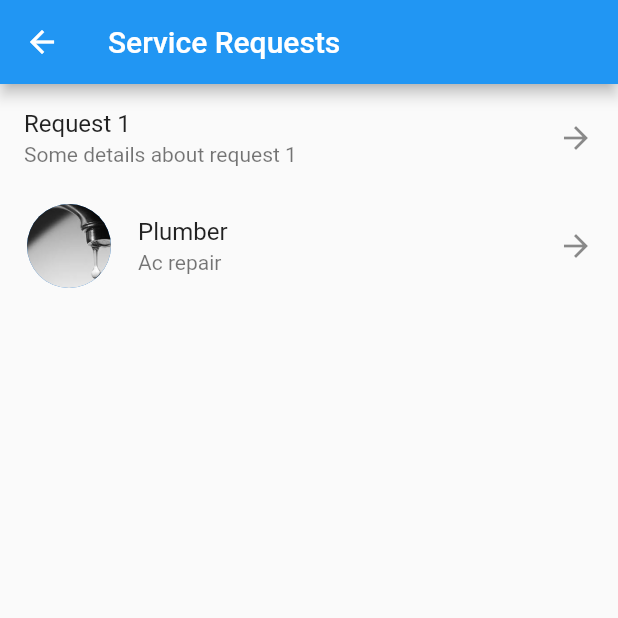
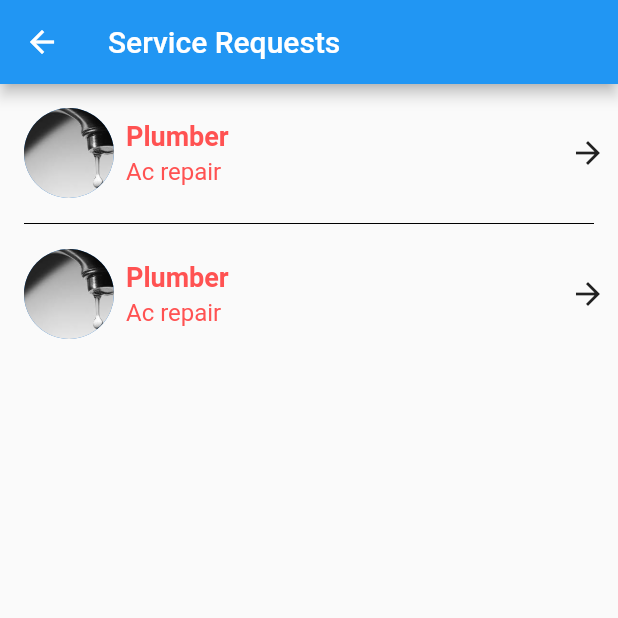
Before and after one commit to Ankit-Dhattarwal/Homzy_provider, a Flutter app: the screen it shows after launch, item 2 of the bottom bar chosen, on a phone screen of 412 x 824 dp, the top half of it. Run offline on Flutter 3.47's test engine with Material 2 defaults, Android fonts, the light colour scheme and no system bars.

Commit message:
provider first

```diff
--- a/lib/notification /pending_imag_request.dart
+++ b/lib/notification /pending_imag_request.dart
@@ -8,7 +8,8 @@ class pendingReqImg extends StatelessWidget {
       appBar: AppBar(
         title: Text('Scrollable Screen'),
       ),
-      body: ListView(
+      body: Container(
+        child:  ListView(
           children: [
             Column(
               children: [
@@ -233,6 +234,7 @@ class pendingReqImg extends StatelessWidget {
             ),
           ],
         ),
+      ),
       persistentFooterButtons: [
         Padding(
           padding: EdgeInsets.symmetric(horizontal: 30),
--- a/lib/notification /request_screen.dart
+++ b/lib/notification /request_screen.dart
@@ -9,20 +9,68 @@ class ServiceRequestScreen extends StatelessWidget {
       appBar: AppBar(
         title: Text('Service Requests'),
       ),
-      body: ListView(
+      body: Container(
+        child: Column(
           children: [
             GestureDetector(
               onTap: () {
                 Navigator.push(
                   context,
-                MaterialPageRoute(builder: (context) => RequestScreen()),
+                  MaterialPageRoute(builder: (context) => pendingReqImg()),
                 );
+                // Navigate to detail screen for request 2
               },
-            child: ListTile(
-              title: Text('Request 1'),
-              subtitle: Text('Some details about request 1'),
-              trailing: Icon(Icons.arrow_forward),
+              child: Container(
+                margin: EdgeInsets.all(8.0),
+                // decoration: BoxDecoration(
+                //   border: Border.all(
+                //     color: Colors.grey,
+                //     width: 1.0,
+                //   ),
+                //   borderRadius: BorderRadius.circular(8),
+                // ),
+                child: Row(
+                  children: [
+                    Padding(
+                      padding: const EdgeInsets.all(8),
+                      child: CircleAvatar(
+                        radius: 30,
+                        backgroundImage: AssetImage('assets/images.jpeg'),
                       ),
+                    ),
+                    Expanded(
+                      child: Column(
+                        crossAxisAlignment: CrossAxisAlignment.start,
+                        children: [
+                          Text(
+                            'Plumber',
+                            style: TextStyle(
+                              color: Colors.redAccent,
+                              fontWeight: FontWeight.bold,
+                              fontSize: 18.0,
+                            ),
+                          ),
+                          SizedBox(height: 4.0),
+                          Text(
+                            'Ac repair',
+                            style: TextStyle(
+                              color: Colors.redAccent,
+                              fontSize: 16.0,
+                            ),
+                          ),
+                        ],
+                      ),
+                    ),
+                    Icon(Icons.arrow_forward),
+                  ],
+                ),
+              ),
+            ),
+            Divider(
+              height: 2,
+              color: Colors.black,
+              indent: 16.0,
+              endIndent: 16.0,
             ),
             GestureDetector(
               onTap: () {
@@ -32,18 +80,55 @@ class ServiceRequestScreen extends StatelessWidget {
                 );
                 // Navigate to detail screen for request 2
               },
-            child: ListTile(
-              leading: CircleAvatar(
+              child: Container(
+                margin: EdgeInsets.all(8.0),
+                // decoration: BoxDecoration(
+                //   border: Border.all(
+                //     color: Colors.grey,
+                //     width: 1.0,
+                //   ),
+                //   borderRadius: BorderRadius.circular(8),
+                // ),
+                child: Row(
+                  children: [
+                    Padding(
+                      padding: const EdgeInsets.all(8),
+                      child: CircleAvatar(
                         radius: 30,
                         backgroundImage: AssetImage('assets/images.jpeg'),
                       ),
-              title: Text('Plumber'),
-              subtitle: Text('Ac repair'),
-              trailing: Icon(Icons.arrow_forward),
+                    ),
+                    Expanded(
+                      child: Column(
+                        crossAxisAlignment: CrossAxisAlignment.start,
+                        children: [
+                          Text(
+                            'Plumber',
+                            style: TextStyle(
+                              color: Colors.redAccent,
+                              fontWeight: FontWeight.bold,
+                              fontSize: 18.0,
                             ),
                           ),
-          // Add more list items as needed
+                          SizedBox(height: 4.0),
+                          Text(
+                            'Ac repair',
+                            style: TextStyle(
+                              color: Colors.redAccent,
+                              fontSize: 16.0,
+                            ),
+                          ),
                         ],
+                      ),
+                    ),
+                    Icon(Icons.arrow_forward),
+                  ],
+                ),
+              ),
+            ),
+            // Add more GestureDetector widgets inside the Column as needed
+          ],
+        ),
       ),
     );
   }
--- a/lib/notification /respose.dart
+++ b/lib/notification /respose.dart
@@ -1,5 +1,4 @@
 import 'package:flutter/material.dart';
-
 class RequestScreen extends StatelessWidget {
   @override
   Widget build(BuildContext context) {
```
Lines whose indentation alone changed are shown as unchanged.
